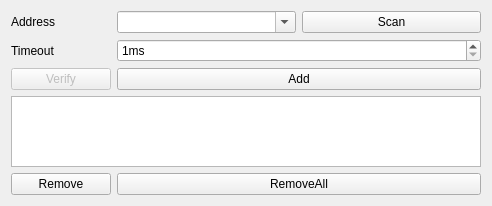
Old version of the form source/wnd/ui/portoption.ui in the repository ww4u/megarobostudio.
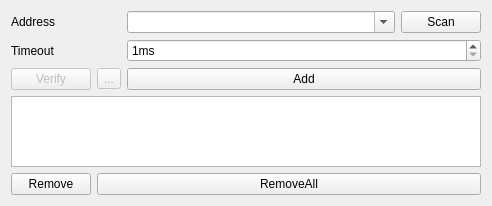
New version of the form.

Diff of the .ui file:
```diff
--- a/source/wnd/ui/portoption.ui
+++ b/source/wnd/ui/portoption.ui
@@ -14,8 +14,14 @@
    <string>Form</string>
   </property>
   <layout class="QGridLayout" name="gridLayout">
-   <item row="0" column="1">
+   <item row="0" column="2">
     <widget class="QComboBox" name="cmbRsrcList">
+     <property name="sizePolicy">
+      <sizepolicy hsizetype="Preferred" vsizetype="Fixed">
+       <horstretch>4</horstretch>
+       <verstretch>0</verstretch>
+      </sizepolicy>
+     </property>
      <property name="editable">
       <bool>true</bool>
      </property>
@@ -34,13 +40,6 @@
      </property>
     </widget>
    </item>
-   <item row="1" column="0">
-    <widget class="QLabel" name="label_33">
-     <property name="text">
-      <string>Timeout</string>
-     </property>
-    </widget>
-   </item>
    <item row="2" column="0">
     <widget class="QPushButton" name="btnVerify_2">
      <property name="enabled">
@@ -58,14 +57,27 @@
      </property>
     </widget>
    </item>
-   <item row="0" column="2">
+   <item row="1" column="0">
+    <widget class="QLabel" name="label_33">
+     <property name="text">
+      <string>Timeout</string>
+     </property>
+    </widget>
+   </item>
+   <item row="0" column="3">
     <widget class="QPushButton" name="btnScan">
+     <property name="sizePolicy">
+      <sizepolicy hsizetype="Minimum" vsizetype="Fixed">
+       <horstretch>1</horstretch>
+       <verstretch>0</verstretch>
+      </sizepolicy>
+     </property>
      <property name="text">
       <string>Scan</string>
      </property>
     </widget>
    </item>
-   <item row="3" column="0" colspan="3">
+   <item row="3" column="0" colspan="4">
     <widget class="QListWidget" name="listMRTs">
      <property name="minimumSize">
       <size>
@@ -75,7 +87,14 @@
      </property>
     </widget>
    </item>
-   <item row="1" column="1" colspan="2">
+   <item row="2" column="2" colspan="2">
+    <widget class="QPushButton" name="btnAddT">
+     <property name="text">
+      <string>Add</string>
+     </property>
+    </widget>
+   </item>
+   <item row="1" column="2" colspan="2">
     <widget class="QSpinBox" name="spinVisaTmo">
      <property name="suffix">
       <string>ms</string>
@@ -88,14 +107,20 @@
      </property>
     </widget>
    </item>
-   <item row="2" column="1" colspan="2">
-    <widget class="QPushButton" name="btnAddT">
+   <item row="2" column="1">
+    <widget class="QToolButton" name="tolIndicator">
+     <property name="enabled">
+      <bool>false</bool>
+     </property>
      <property name="text">
-      <string>Add</string>
+      <string>...</string>
+     </property>
+     <property name="checkable">
+      <bool>true</bool>
      </property>
     </widget>
    </item>
-   <item row="4" column="1" colspan="2">
+   <item row="4" column="1" colspan="3">
     <widget class="QPushButton" name="btnClear">
      <property name="text">
       <string>RemoveAll</string>
```
